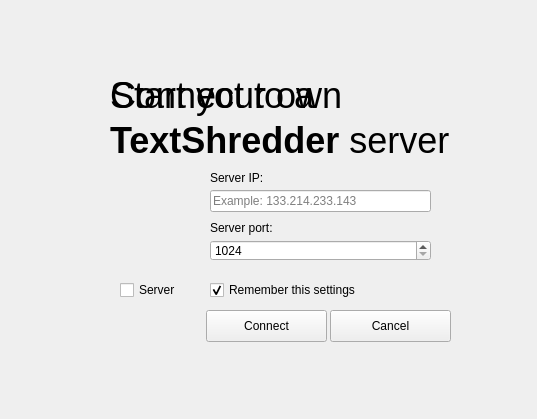
mitchelkuijpers/TextShredder, file textshredder_ui/mainwindow.ui: the form before one commit.
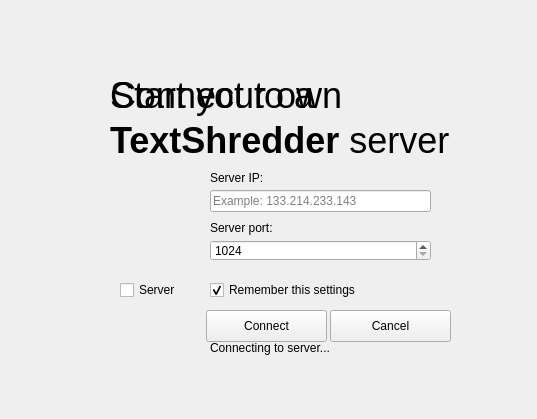
The form after the commit. Icons and pictures are not drawn.

Commit message: Added Loading please wait... text when client is trying to connect to a server

```diff
--- a/textshredder_ui/mainwindow.ui
+++ b/textshredder_ui/mainwindow.ui
@@ -245,18 +245,40 @@
      <bool>false</bool>
     </property>
    </widget>
-   <zorder>titleLabelServer</zorder>
-   <zorder>titleLabelHead</zorder>
-   <zorder>titleLabelClient</zorder>
-   <zorder>serverPortInput</zorder>
-   <zorder>serverIpInput</zorder>
-   <zorder>serverIpLabel</zorder>
-   <zorder>serverPortLabel</zorder>
-   <zorder>connectButton</zorder>
-   <zorder>cancelButton</zorder>
-   <zorder>rememberSettingsInput</zorder>
-   <zorder>isServerInput</zorder>
-   <zorder>avatarLabel</zorder>
+   <widget class="QLabel" name="connectingLoader">
+    <property name="enabled">
+     <bool>true</bool>
+    </property>
+    <property name="geometry">
+     <rect>
+      <x>210</x>
+      <y>340</y>
+      <width>151</width>
+      <height>16</height>
+     </rect>
+    </property>
+    <property name="sizePolicy">
+     <sizepolicy hsizetype="Preferred" vsizetype="Preferred">
+      <horstretch>0</horstretch>
+      <verstretch>0</verstretch>
+     </sizepolicy>
+    </property>
+    <property name="sizeIncrement">
+     <size>
+      <width>0</width>
+      <height>0</height>
+     </size>
+    </property>
+    <property name="styleSheet">
+     <string notr="true"/>
+    </property>
+    <property name="text">
+     <string>Connecting to server...</string>
+    </property>
+    <property name="scaledContents">
+     <bool>false</bool>
+    </property>
+   </widget>
   </widget>
   <action name="actionDsfdsfsdf">
    <property name="text">
```
The commit also changes 4 other files.
